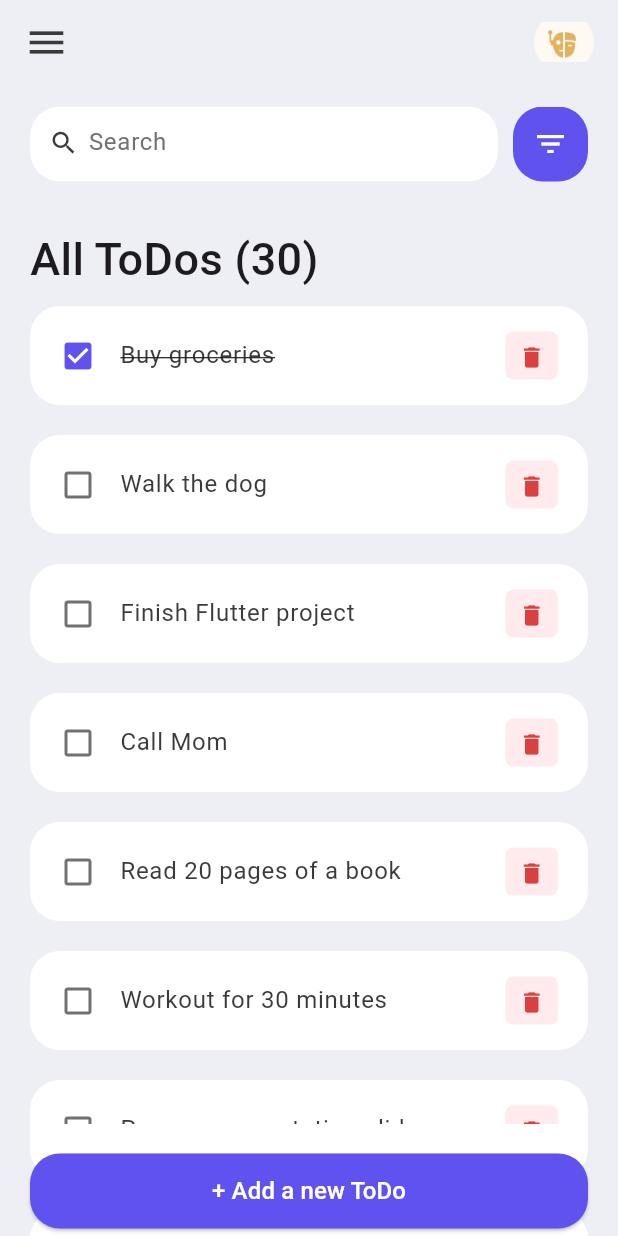
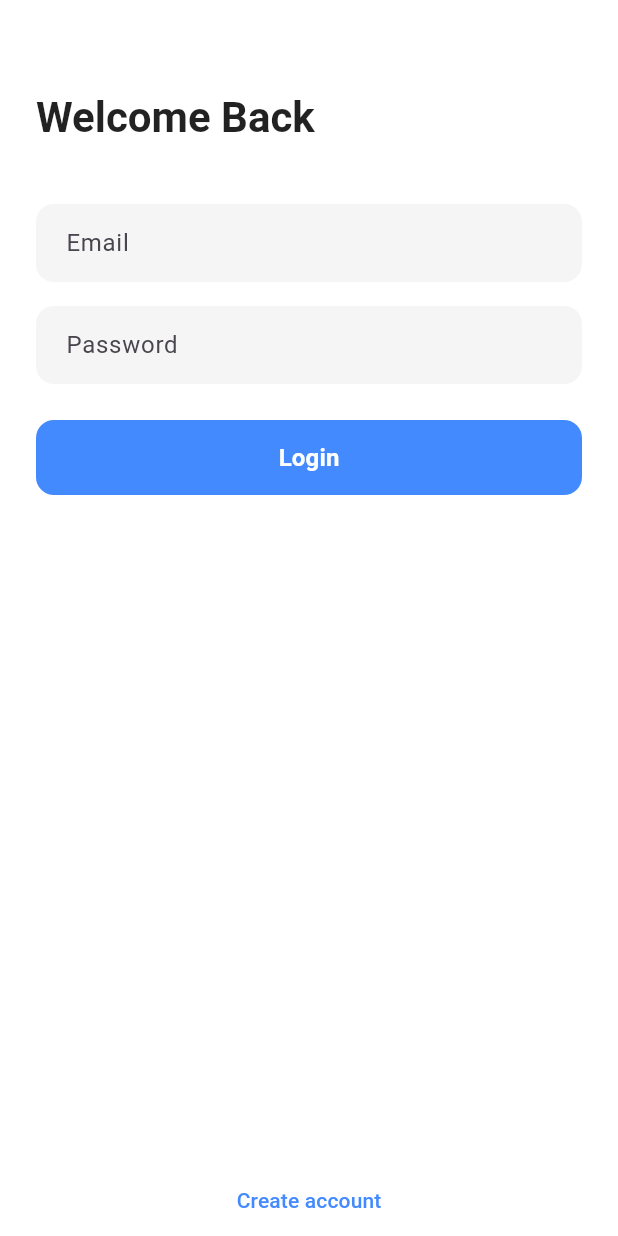
Before and after one commit to MOHDSAKIB-Krapton/flutter_first_app, a Flutter app: the screen it shows after launch, on a phone screen of 412 x 824 dp. Run offline on Flutter 3.47's test engine with Material 3 defaults, Android fonts, the phone set to English and light mode, and no system bars; our stand-ins replace lottie, supabase_flutter; accounts and stored records are empty.

```diff
--- /dev/null
+++ b/devtools_options.yaml
@@ -0,0 +1,3 @@
+description: This file stores settings for Dart & Flutter DevTools.
+documentation: https://docs.flutter.dev/tools/devtools/extensions#configure-extension-enablement-states
+extensions:
--- /dev/null
+++ b/lib/app.dart
@@ -0,0 +1,34 @@
+import 'package:flutter/material.dart';
+import 'package:flutter_first_app/provider/auth_provider.dart';
+import 'package:flutter_first_app/screens/auth/login.dart';
+import 'package:flutter_first_app/screens/home.dart';
+import 'package:provider/provider.dart';
+
+class MyApp extends StatelessWidget {
+  const MyApp({super.key});
+
+  @override
+  Widget build(BuildContext context) {
+    return ChangeNotifierProvider(
+      create: (_) => AuthProvider(),
+      child: MaterialApp(
+        debugShowCheckedModeBanner: false,
+        home: const AuthWrapper(),
+      ),
+    );
+  }
+}
+
+class AuthWrapper extends StatelessWidget {
+  const AuthWrapper({super.key});
+
+  @override
+  Widget build(BuildContext context) {
+    final authProvider = context.watch<AuthProvider>();
+
+    if (authProvider.user == null) {
+      return const LoginScreen();
+    }
+    return const Home();
+  }
+}
--- a/lib/main.dart
+++ b/lib/main.dart
@@ -1,23 +1,14 @@
 import 'package:flutter/material.dart';
-import 'package:flutter/services.dart';
-import './screens/home.dart';
+import 'package:flutter_first_app/app.dart';
+import 'package:supabase_flutter/supabase_flutter.dart';
 
-void main() {
+void main() async {
+  WidgetsFlutterBinding.ensureInitialized();
+  await Supabase.initialize(
+    url: "https://frdkorkyxdypcmkqifvd.supabase.co",
+    anonKey:
+        "eyJhbGciOiJIUzI1NiIsInR5cCI6IkpXVCJ9.eyJpc3MiOiJzdXBhYmFzZSIsInJlZiI6ImZyZGtvcmt5eGR5cGNta3FpZnZkIiwicm9sZSI6ImFub24iLCJpYXQiOjE3NTc2Nzc2OTQsImV4cCI6MjA3MzI1MzY5NH0.bF-VTqbx3nAMisPNlY7wa6czLRJLA3FcrM6alUiyAVo",
+  );
+
   runApp(const MyApp());
 }
-
-class MyApp extends StatelessWidget {
-  const MyApp({Key? key}) : super(key: key);
-
-  @override
-  Widget build(BuildContext context) {
-    SystemChrome.setSystemUIOverlayStyle(
-      SystemUiOverlayStyle(statusBarColor: Colors.transparent),
-    );
-    return MaterialApp(
-      debugShowCheckedModeBanner: false,
-      title: 'ToDo App',
-      home: const Home(),
-    );
-  }
-}
--- /dev/null
+++ b/lib/provider/auth_provider.dart
@@ -0,0 +1,32 @@
+import 'package:flutter/material.dart';
+import 'package:flutter_first_app/services/supabase/supabase.services.dart';
+import 'package:supabase_flutter/supabase_flutter.dart';
+
+class AuthProvider with ChangeNotifier {
+  final SupabaseService _supabaseService = SupabaseService();
+
+  User? user;
+
+  AuthProvider() {
+    user = _supabaseService.currentUser;
+    _supabaseService.authState.listen((data) {
+      user = data.session?.user;
+      notifyListeners();
+    });
+  }
+
+  // bool get isLoggedIn => user != null;
+  bool get isLoggedIn => true;
+
+  Future<void> login(String email, String password) async {
+    await _supabaseService.signIn(email, password);
+  }
+
+  Future<void> signup(String email, String password) async {
+    await _supabaseService.signUp(email, password);
+  }
+
+  Future<void> logout() async {
+    await _supabaseService.signOut();
+  }
+}
--- /dev/null
+++ b/lib/screens/auth/login.dart
@@ -0,0 +1,191 @@
+import 'package:flutter/material.dart';
+import 'package:flutter_first_app/provider/auth_provider.dart';
+import 'package:flutter_first_app/screens/auth/signup.dart';
+import 'package:provider/provider.dart';
+
+class LoginScreen extends StatelessWidget {
+  const LoginScreen({super.key});
+
+  @override
+  Widget build(BuildContext context) {
+    return Scaffold(
+      backgroundColor: Colors.white,
+      body: SafeArea(
+        child: Padding(
+          padding: const EdgeInsets.symmetric(horizontal: 24.0),
+          child: Column(
+            crossAxisAlignment: CrossAxisAlignment.start,
+            children: const [
+              SizedBox(height: 60),
+              _Header(),
+              SizedBox(height: 40),
+              _LoginForm(),
+              Spacer(),
+              _Footer(),
+            ],
+          ),
+        ),
+      ),
+    );
+  }
+}
+
+class _Header extends StatelessWidget {
+  const _Header();
+
+  @override
+  Widget build(BuildContext context) {
+    return Text(
+      "Welcome Back",
+      style: Theme.of(context).textTheme.headlineMedium?.copyWith(
+        fontWeight: FontWeight.bold,
+        color: Colors.black87,
+      ),
+    );
+  }
+}
+
+class _LoginForm extends StatefulWidget {
+  const _LoginForm();
+
+  @override
+  State<_LoginForm> createState() => _LoginFormState();
+}
+
+class _LoginFormState extends State<_LoginForm> {
+  final emailController = TextEditingController();
+  final passwordController = TextEditingController();
+
+  bool _isLoading = false;
+
+  Future<void> _login(BuildContext context) async {
+    final authProvider = Provider.of<AuthProvider>(context, listen: false);
+
+    setState(() => _isLoading = true);
+
+    try {
+      await authProvider.login(
+        emailController.text.trim(),
+        passwordController.text.trim(),
+      );
+
+      if (!mounted) return;
+      // optional: navigate to home if login succeeded
+      if (authProvider.isLoggedIn) {
+        Navigator.pushReplacementNamed(context, '/');
+      }
+    } catch (e) {
+      if (!mounted) return;
+      // show error nicely
+      ScaffoldMessenger.of(
+        context,
+      ).showSnackBar(SnackBar(content: Text(e.toString())));
+    } finally {
+      if (mounted) {
+        setState(() => _isLoading = false);
+      }
+    }
+  }
+
+  @override
+  Widget build(BuildContext context) {
+    return Column(
+      children: [
+        TextField(
+          controller: emailController,
+          keyboardType: TextInputType.emailAddress,
+          decoration: InputDecoration(
+            hintText: "Email",
+            filled: true,
+            fillColor: Colors.grey[100],
+            border: OutlineInputBorder(
+              borderRadius: BorderRadius.circular(12),
+              borderSide: BorderSide.none,
+            ),
+            contentPadding: const EdgeInsets.symmetric(
+              horizontal: 16,
+              vertical: 14,
+            ),
+          ),
+        ),
+        const SizedBox(height: 16),
+        TextField(
+          controller: passwordController,
+          keyboardType: TextInputType.visiblePassword,
+          obscureText: true,
+          decoration: InputDecoration(
+            hintText: "Password",
+            filled: true,
+            fillColor: Colors.grey[100],
+            border: OutlineInputBorder(
+              borderRadius: BorderRadius.circular(12),
+              borderSide: BorderSide.none,
+            ),
+            contentPadding: const EdgeInsets.symmetric(
+              horizontal: 16,
+              vertical: 14,
+            ),
+          ),
+        ),
+        const SizedBox(height: 24),
+        SizedBox(
+          width: double.infinity,
+          height: 50,
+          child: ElevatedButton(
+            style: ElevatedButton.styleFrom(
+              backgroundColor: Colors.blueAccent,
+              shape: RoundedRectangleBorder(
+                borderRadius: BorderRadius.circular(12),
+              ),
+              elevation: 0,
+            ),
+            onPressed: _isLoading ? null : () => _login(context),
+            child: _isLoading
+                ? const SizedBox(
+                    height: 20,
+                    width: 20,
+                    child: CircularProgressIndicator(
+                      strokeWidth: 2,
+                      color: Colors.white,
+                    ),
+                  )
+                : const Text(
+                    "Login",
+                    style: TextStyle(
+                      fontSize: 16,
+                      fontWeight: FontWeight.w600,
+                      color: Colors.white,
+                    ),
+                  ),
+          ),
+        ),
+      ],
+    );
+  }
+}
+
+class _Footer extends StatelessWidget {
+  const _Footer();
+
+  @override
+  Widget build(BuildContext context) {
+    return Center(
+      child: TextButton(
+        onPressed: () {
+          Navigator.push(
+            context,
+            MaterialPageRoute(builder: (_) => const SignupScreen()),
+          );
+        },
+        child: const Text(
+          "Create account",
+          style: TextStyle(
+            fontSize: 14,
+            color: Colors.blueAccent,
+            fontWeight: FontWeight.w500,
+          ),
+        ),
+      ),
+    );
+  }
+}
--- /dev/null
+++ b/lib/services/supabase/supabase.services.dart
@@ -0,0 +1,26 @@
+import 'package:supabase_flutter/supabase_flutter.dart';
+
+class SupabaseService {
+  final supabase = Supabase.instance.client;
+
+  // Login with email and password
+  Future<AuthResponse> signIn(String email, String password) {
+    return supabase.auth.signInWithPassword(email: email, password: password);
+  }
+
+  // Sign up with email and password
+  Future<AuthResponse> signUp(String email, String password) {
+    return supabase.auth.signUp(email: email, password: password);
+  }
+
+  // Logout
+  Future<void> signOut() async {
+    await supabase.auth.signOut();
+  }
+
+  // Get current user
+  User? get currentUser => supabase.auth.currentUser;
+
+  // Stream of auth changes
+  Stream<AuthState> get authState => supabase.auth.onAuthStateChange;
+}
--- a/pubspec.yaml
+++ b/pubspec.yaml
@@ -35,6 +35,9 @@ dependencies:
   # Use with the CupertinoIcons class for iOS style icons.
   cupertino_icons: ^1.0.8
   lottie: ^3.1.2
+
+  supabase_flutter: ^2.5.10 # latest stable
+  provider: ^6.1.2
 
 dev_dependencies:
   flutter_test:
```
Also changed, not shown: lib/screens/auth/signup.dart (added, +196 -0 lines), pubspec.lock, 6 other files.
